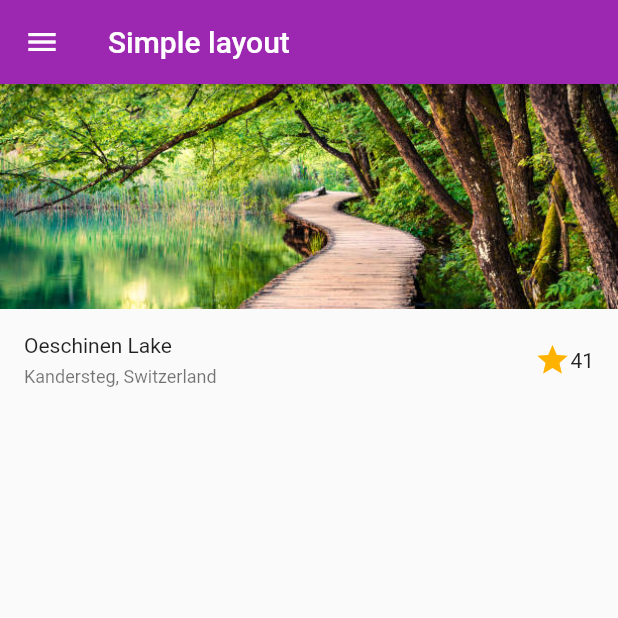
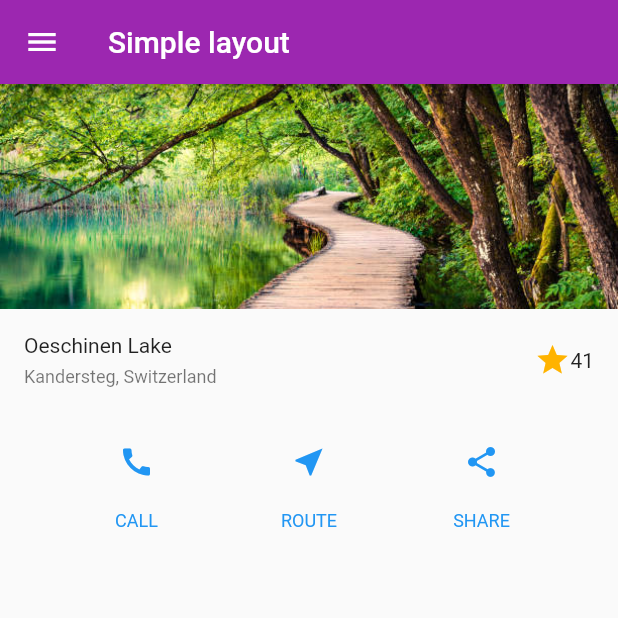
Before and after one commit to designus/flutter-experiments, a Flutter app: the screen it shows after launch, in the side drawer, after a tap on "Simple layout", on a phone screen of 412 x 824 dp, the top half of it. Run offline on Flutter 3.47's test engine with Material 2 defaults, Android fonts, the phone set to English and light mode, and no system bars.

Commit message:
add action buttons

```diff
--- a/lib/simple_layout.dart
+++ b/lib/simple_layout.dart
@@ -25,7 +25,7 @@ class SimpleLayout extends StatelessWidget {
               Icon(Icons.star, color: Colors.amber.shade600),
               const Text('41')
             ],
-          )
+          ),
         ],
       )
     );
@@ -41,6 +41,43 @@ class SimpleLayout extends StatelessWidget {
     );
   }
 
+  Widget _buildActionButton(Color color, IconData icon, String label) {
+    return Column(
+      mainAxisSize: MainAxisSize.min,
+      mainAxisAlignment: MainAxisAlignment.center,
+      children: [
+        IconButton(
+          onPressed: () {},
+          icon: Icon(icon, color: color)
+        ),
+        Container(
+          padding: const EdgeInsets.only(top: 8),
+          child: Text(label, style: TextStyle(
+            color: color,
+            fontSize: 12,
+            fontWeight: FontWeight.w400
+          )),
+        )
+      ],
+    );
+  }
+
+  Widget _buildActionButtons(BuildContext context) {
+    Color color = Theme.of(context).primaryColor;
+
+    return Container(
+      padding: const EdgeInsets.fromLTRB(0, 10, 0, 10),
+      child: Row(
+        mainAxisAlignment: MainAxisAlignment.spaceEvenly,
+        children: [
+          _buildActionButton(color, Icons.call, 'CALL'),
+          _buildActionButton(color, Icons.near_me, 'ROUTE'),
+          _buildActionButton(color, Icons.share, 'SHARE')
+        ],
+      ),
+    );
+  }
+
   @override
   Widget build(BuildContext context) {
     return Skeleton(
@@ -48,7 +85,8 @@ class SimpleLayout extends StatelessWidget {
       body: Column(
         children: [
           _buildImage(),
-          _buildTitleSection(context)
+          _buildTitleSection(context),
+          _buildActionButtons(context)
         ],
       )
     );
```
